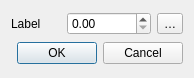
This is src/ui/symbollayer/widget_set_dd_value.ui in carsmie/QGIS as Qt 5 draws it before an edit. The edited form follows.
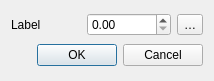
This is the edited form. Custom widgets are drawn as their Qt base class.

The edit to the form file:
```diff
--- a/src/ui/symbollayer/widget_set_dd_value.ui
+++ b/src/ui/symbollayer/widget_set_dd_value.ui
@@ -6,8 +6,8 @@
    <rect>
     <x>0</x>
     <y>0</y>
-    <width>194</width>
-    <height>78</height>
+    <width>214</width>
+    <height>81</height>
    </rect>
   </property>
   <property name="windowTitle">
```
Left out of the diff: 8 changed lines with no effect on the pictures.
